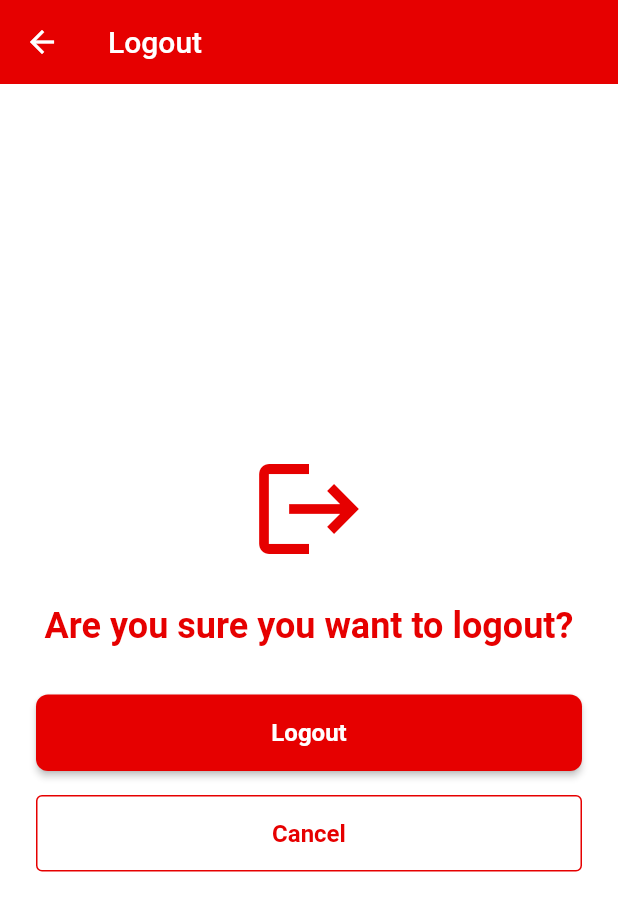
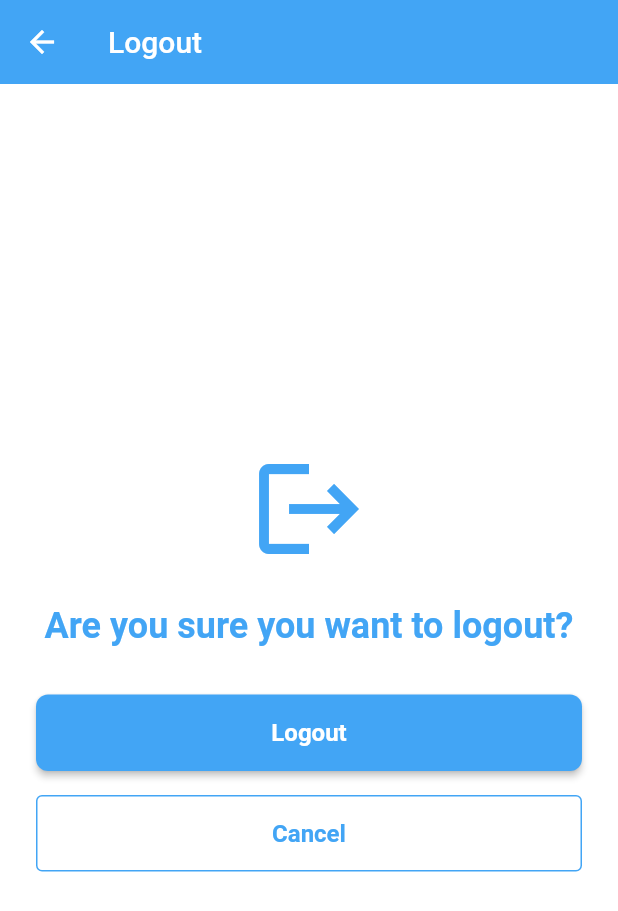
Before and after one commit to archana-acharya1/telemko_ticketing, a Flutter app: the screen it shows after launch, after a tap on "Login", after a tap on the "logout" icon, on a phone screen of 412 x 824 dp. Shown: the top 911 px of the screen. Run offline on Flutter 3.47's test engine with Material 3 defaults, Android fonts, the phone set to English and light mode, and no system bars; our stand-ins replace font_awesome_flutter, image_picker; network calls fail.

Commit message:
changed the color from red to light blue

```diff
--- a/lib/core/theme/app_colors.dart
+++ b/lib/core/theme/app_colors.dart
@@ -1,9 +1,28 @@
+// import 'package:flutter/material.dart';
+//
+// class AppColors {
+//   // Brand Colors
+//   static const Color primaryRed = Color(0xFFE60000);
+//   static const Color lightRed = Color(0xFFFFCDD2);
+//
+//   // Light mode background
+//   static const Color lightBackground = Colors.white;
+//
+//   // Dark mode background
+//   static const Color darkBackground = Color(0xFF121212);
+//
+//   // Card colors
+//   static const Color lightCard = Color(0xFFFFE5E5);
+//   static const Color darkCard = Color(0xFF1E1E1E);
+// }
+
+
 import 'package:flutter/material.dart';
 
 class AppColors {
-  // Brand Colors
-  static const Color primaryRed = Color(0xFFE60000);
-  static const Color lightRed = Color(0xFFFFCDD2);
+  // Brand Colors (Light Blue Theme)
+  static const Color primaryBlue = Color(0xFF42A5F5); // Main Light Blue
+  static const Color lightBlue = Color(0xFFBBDEFB);   // Soft background blue
 
   // Light mode background
   static const Color lightBackground = Colors.white;
@@ -12,6 +31,6 @@ class AppColors {
   static const Color darkBackground = Color(0xFF121212);
 
   // Card colors
-  static const Color lightCard = Color(0xFFFFE5E5);
+  static const Color lightCard = Color(0xFFE3F2FD); // Very light blue card
   static const Color darkCard = Color(0xFF1E1E1E);
 }
--- a/lib/core/theme/app_text_styles.dart
+++ b/lib/core/theme/app_text_styles.dart
@@ -6,31 +6,31 @@ class AppTextStyles {
   static const TextStyle headline1 = TextStyle(
     fontSize: 32,
     fontWeight: FontWeight.bold,
-    color: AppColors.primaryRed,
+    color: AppColors.primaryBlue,
   );
 
   static const TextStyle headline2 = TextStyle(
     fontSize: 24,
     fontWeight: FontWeight.bold,
-    color: AppColors.primaryRed,
+    color: AppColors.primaryBlue,
   );
 
   static const TextStyle subtitle1 = TextStyle(
     fontSize: 18,
     fontWeight: FontWeight.w500,
-    color: AppColors.primaryRed,
+    color: AppColors.primaryBlue,
   );
 
   static const TextStyle bodyText1 = TextStyle(
     fontSize: 16,
     fontWeight: FontWeight.normal,
-    color: AppColors.primaryRed,
+    color: AppColors.primaryBlue,
   );
 
   static const TextStyle bodyText2 = TextStyle(
     fontSize: 14,
     fontWeight: FontWeight.normal,
-    color: AppColors.lightRed,
+    color: AppColors.lightBlue,
   );
 
   static const TextStyle buttonText = TextStyle(
--- a/lib/core/theme/dark_theme.dart
+++ b/lib/core/theme/dark_theme.dart
@@ -13,11 +13,11 @@ class DarkTheme {
       highlightColor: Colors.transparent,
       hoverColor: Colors.transparent,
 
-      iconTheme: const IconThemeData(color: AppColors.primaryRed),
+      iconTheme: const IconThemeData(color: AppColors.primaryBlue),
 
       colorScheme: const ColorScheme.dark(
-        primary: AppColors.primaryRed,
-        secondary: AppColors.primaryRed,
+        primary: AppColors.primaryBlue,
+        secondary: AppColors.primaryBlue,
         surface: AppColors.darkCard,
         background: AppColors.darkBackground,
         onSurface: Colors.white,
@@ -27,7 +27,7 @@ class DarkTheme {
       scaffoldBackgroundColor: AppColors.darkBackground,
 
       appBarTheme: const AppBarTheme(
-        backgroundColor: AppColors.primaryRed,
+        backgroundColor: AppColors.primaryBlue,
         foregroundColor: Colors.white,
         elevation: 0,
       ),
@@ -37,13 +37,14 @@ class DarkTheme {
 
       bottomNavigationBarTheme: const BottomNavigationBarThemeData(
         backgroundColor: Color(0xFF1A1A1A),
-        selectedItemColor: AppColors.primaryRed,
+        // selectedItemColor: AppColors.primaryRed,
+        selectedItemColor: AppColors.primaryBlue,
         unselectedItemColor: Colors.grey,
       ),
 
       inputDecorationTheme: InputDecorationTheme(
-        prefixIconColor: AppColors.primaryRed,
-        suffixIconColor: AppColors.primaryRed,
+        prefixIconColor: AppColors.primaryBlue,
+        suffixIconColor: AppColors.primaryBlue,
         labelStyle: const TextStyle(color: Colors.white70),
         enabledBorder: OutlineInputBorder(
           borderRadius: BorderRadius.all(Radius.circular(12)),
@@ -51,7 +52,7 @@ class DarkTheme {
         ),
         focusedBorder: OutlineInputBorder(
           borderRadius: BorderRadius.all(Radius.circular(12)),
-          borderSide: const BorderSide(color: AppColors.primaryRed, width: 2),
+          borderSide: const BorderSide(color: AppColors.primaryBlue, width: 2),
         ),
       ),
     );
--- a/lib/core/theme/light_theme.dart
+++ b/lib/core/theme/light_theme.dart
@@ -13,11 +13,11 @@ class LightTheme {
       highlightColor: Colors.transparent,
       hoverColor: Colors.transparent,
 
-      iconTheme: const IconThemeData(color: AppColors.primaryRed),
+      iconTheme: const IconThemeData(color: AppColors.primaryBlue),
 
       colorScheme: const ColorScheme.light(
-        primary: AppColors.primaryRed,
-        secondary: AppColors.primaryRed,
+        primary: AppColors.primaryBlue,
+        secondary: AppColors.primaryBlue,
         surface: AppColors.lightCard,
         background: AppColors.lightBackground,
         onSurface: Colors.black,
@@ -27,7 +27,7 @@ class LightTheme {
       scaffoldBackgroundColor: AppColors.lightBackground,
 
       appBarTheme: const AppBarTheme(
-        backgroundColor: AppColors.primaryRed,
+        backgroundColor: AppColors.primaryBlue,
         foregroundColor: Colors.white,
         elevation: 0,
       ),
@@ -37,21 +37,21 @@ class LightTheme {
 
       bottomNavigationBarTheme: const BottomNavigationBarThemeData(
         backgroundColor: Colors.white,
-        selectedItemColor: AppColors.primaryRed,
+        selectedItemColor: AppColors.primaryBlue,
         unselectedItemColor: Colors.black54,
       ),
 
       inputDecorationTheme: InputDecorationTheme(
-        prefixIconColor: AppColors.primaryRed,
-        suffixIconColor: AppColors.primaryRed,
+        prefixIconColor: AppColors.primaryBlue,
+        suffixIconColor: AppColors.primaryBlue,
         labelStyle: const TextStyle(color: Colors.black87),
         enabledBorder: OutlineInputBorder(
           borderRadius: BorderRadius.all(Radius.circular(12)),
-          borderSide: const BorderSide(color: AppColors.lightRed),
+          borderSide: const BorderSide(color: AppColors.lightBlue),
         ),
         focusedBorder: OutlineInputBorder(
           borderRadius: BorderRadius.all(Radius.circular(12)),
-          borderSide: const BorderSide(color: AppColors.primaryRed, width: 2),
+          borderSide: const BorderSide(color: AppColors.primaryBlue, width: 2),
         ),
       ),
     );
--- a/lib/presentation/screens/auth/login_screen.dart
+++ b/lib/presentation/screens/auth/login_screen.dart
@@ -44,7 +44,7 @@ class _LoginScreenState extends State<LoginScreen> {
               Icon(
                 Icons.support_agent,
                 size: 90,
-                color: AppColors.primaryRed,
+                color: AppColors.primaryBlue,
               ),
 
               const SizedBox(height: AppPadding.md),
@@ -88,7 +88,7 @@ class _LoginScreenState extends State<LoginScreen> {
                   onPressed: () {},
                   child: const Text("Forgot Password?"),
                   style: TextButton.styleFrom(
-                    foregroundColor: AppColors.primaryRed,
+                    foregroundColor: AppColors.primaryBlue,
                   ),
                 ),
               ),
@@ -100,7 +100,7 @@ class _LoginScreenState extends State<LoginScreen> {
                 child: AppButton(
                   text: "Login",
                   onPressed: isLoading ? () {} : handleLogin,
-                  color: AppColors.primaryRed,
+                  color: AppColors.primaryBlue,
                 ),
               ),
 
@@ -115,7 +115,7 @@ class _LoginScreenState extends State<LoginScreen> {
                 },
                 child: const Text("Continue as Guest"),
                 style: TextButton.styleFrom(
-                  foregroundColor: AppColors.primaryRed,
+                  foregroundColor: AppColors.primaryBlue,
                 ),
               ),
             ],
--- a/lib/presentation/screens/auth/logout_screen.dart
+++ b/lib/presentation/screens/auth/logout_screen.dart
@@ -21,7 +21,7 @@ class LogoutScreen extends StatelessWidget {
     return Scaffold(
       appBar: AppBar(
         title: const Text("Logout"),
-        backgroundColor: AppColors.primaryRed,
+        backgroundColor: AppColors.primaryBlue,
       ),
       body: Padding(
         padding: const EdgeInsets.all(AppPadding.lg),
@@ -31,7 +31,7 @@ class LogoutScreen extends StatelessWidget {
             Icon(
               Icons.logout,
               size: 80,
-              color: AppColors.primaryRed,
+              color: AppColors.primaryBlue,
             ),
 
             const SizedBox(height: AppPadding.lg),
@@ -51,7 +51,7 @@ class LogoutScreen extends StatelessWidget {
               child: AppButton(
                 text: "Logout",
                 onPressed: () => performLogout(context),
-                color: AppColors.primaryRed,
+                color: AppColors.primaryBlue,
               ),
             ),
 
@@ -62,7 +62,7 @@ class LogoutScreen extends StatelessWidget {
               child: OutlinedButton(
                 onPressed: () => Navigator.pop(context),
                 style: OutlinedButton.styleFrom(
-                  side: BorderSide(color: AppColors.primaryRed),
+                  side: BorderSide(color: AppColors.primaryBlue),
                   padding: const EdgeInsets.symmetric(
                     vertical: AppPadding.md,
                     horizontal: AppPadding.lg,
@@ -71,7 +71,7 @@ class LogoutScreen extends StatelessWidget {
                 child: Text(
                   "Cancel",
                   style: AppTextStyles.buttonText.copyWith(
-                    color: AppColors.primaryRed,
+                    color: AppColors.primaryBlue,
                   ),
                 ),
               ),
--- a/lib/presentation/screens/dashboard/customer_support_screen.dart
+++ b/lib/presentation/screens/dashboard/customer_support_screen.dart
@@ -57,7 +57,7 @@ class CustomerSupportScreen extends StatelessWidget {
       appBar: AppBar(
         title: Text("Customer Support", style: AppTextStyles.headline2),
         centerTitle: true,
-        backgroundColor: AppColors.primaryRed,
+        backgroundColor: AppColors.primaryBlue,
       ),
 
       body: Padding(
@@ -108,7 +108,7 @@ class CustomerSupportScreen extends StatelessWidget {
             _buildSupportTile(
               context: context,
               icon: Icons.mail_outline,
-              iconColor: AppColors.primaryRed,
+              iconColor: AppColors.primaryBlue,
               title: "Email Us",
               onTap: () => openEmail(context),
             ),
--- a/lib/presentation/screens/dashboard/dashboard_screen.dart
+++ b/lib/presentation/screens/dashboard/dashboard_screen.dart
@@ -20,7 +20,7 @@ class DashboardScreen extends StatelessWidget {
   Widget build(BuildContext context) {
     return Scaffold(
       appBar: AppBar(
-        backgroundColor: AppColors.primaryRed,
+        backgroundColor: AppColors.primaryBlue,
         foregroundColor: Colors.white,
         title: Text(
           "Telemko Support",
--- a/lib/presentation/screens/navbar/main_navbar.dart
+++ b/lib/presentation/screens/navbar/main_navbar.dart
@@ -44,11 +44,11 @@ class _MainNavbarState extends State<MainNavbar> {
         type: BottomNavigationBarType.fixed,
         elevation: 8,
 
-        selectedItemColor: AppColors.primaryRed,
+        selectedItemColor: AppColors.primaryBlue,
         unselectedItemColor: Colors.grey.shade600,
 
         selectedIconTheme: const IconThemeData(
-          color: AppColors.primaryRed,
+          color: AppColors.primaryBlue,
           size: 28,
         ),
 
--- a/lib/presentation/screens/profile/profile_screen.dart
+++ b/lib/presentation/screens/profile/profile_screen.dart
@@ -23,11 +23,11 @@ class ProfileScreen extends StatelessWidget {
             Center(
               child: CircleAvatar(
                 radius: 50,
-                backgroundColor: Colors.red.shade100,
+                backgroundColor: Colors.blue.shade100,
                 child: const Icon(
                   Icons.person,
                   size: 60,
-                  color: Colors.red,
+                  color: Colors.blue,
                 ),
               ),
             ),
@@ -87,7 +87,7 @@ class ProfileScreen extends StatelessWidget {
               height: 50,
               child: OutlinedButton(
                 style: OutlinedButton.styleFrom(
-                  side: const BorderSide(color: Colors.red),
+                  side: const BorderSide(color: Colors.blue),
                   shape: RoundedRectangleBorder(
                     borderRadius: BorderRadius.circular(12),
                   ),
@@ -102,7 +102,7 @@ class ProfileScreen extends StatelessWidget {
                   "Logout",
                   style: TextStyle(
                       fontSize: 18,
-                      color: Colors.red,
+                      color: Colors.blue,
                       fontWeight: FontWeight.w600),
                 ),
               ),
--- a/lib/presentation/widgets/app_button.dart
+++ b/lib/presentation/widgets/app_button.dart
@@ -12,7 +12,7 @@ class AppButton extends StatelessWidget {
     super.key,
     required this.text,
     required this.onPressed,
-    this.color = AppColors.primaryRed,
+    this.color = AppColors.primaryBlue,
   });
 
   @override
--- a/lib/presentation/widgets/quick_link_card.dart
+++ b/lib/presentation/widgets/quick_link_card.dart
@@ -35,9 +35,9 @@ class QuickLinkCard extends StatelessWidget {
             ? const EdgeInsets.all(AppPadding.sm)
             : const EdgeInsets.all(AppPadding.lg),
         decoration: BoxDecoration(
-          color: Colors.red.shade100, // soft pink
+          color: Colors.blue.shade100, // soft pink
           borderRadius: BorderRadius.circular(AppRadius.md),
-          border: Border.all(color: AppColors.primaryRed.withOpacity(0.7), width: 1.5),
+          border: Border.all(color: AppColors.primaryBlue.withOpacity(0.7), width: 1.5),
           boxShadow: [
             BoxShadow(
               color: Colors.black.withOpacity(0.1),
@@ -50,28 +50,28 @@ class QuickLinkCard extends StatelessWidget {
             ? Column(
           mainAxisAlignment: MainAxisAlignment.center,
           children: [
-            Icon(icon, size: 36, color: AppColors.primaryRed),
+            Icon(icon, size: 36, color: AppColors.primaryBlue),
             const SizedBox(height: AppPadding.sm),
             Text(
               title,
               textAlign: TextAlign.center,
               style: AppTextStyles.bodyText1.copyWith(
-                  fontWeight: FontWeight.w600, color: AppColors.primaryRed),
+                  fontWeight: FontWeight.w600, color: AppColors.primaryBlue),
             ),
           ],
         )
             : Row(
           children: [
-            Icon(icon, size: 40, color: AppColors.primaryRed),
+            Icon(icon, size: 40, color: AppColors.primaryBlue),
             const SizedBox(width: AppPadding.lg),
             Expanded(
               child: Text(
                 title,
                 style: AppTextStyles.subtitle1
-                    .copyWith(fontWeight: FontWeight.w600, color: AppColors.primaryRed),
+                    .copyWith(fontWeight: FontWeight.w600, color: AppColors.primaryBlue),
               ),
             ),
-            const Icon(Icons.arrow_forward_ios, size: 20, color: AppColors.primaryRed),
+            const Icon(Icons.arrow_forward_ios, size: 20, color: AppColors.primaryBlue),
           ],
         ),
       ),
```
Also changed, not shown: 1 other file.
